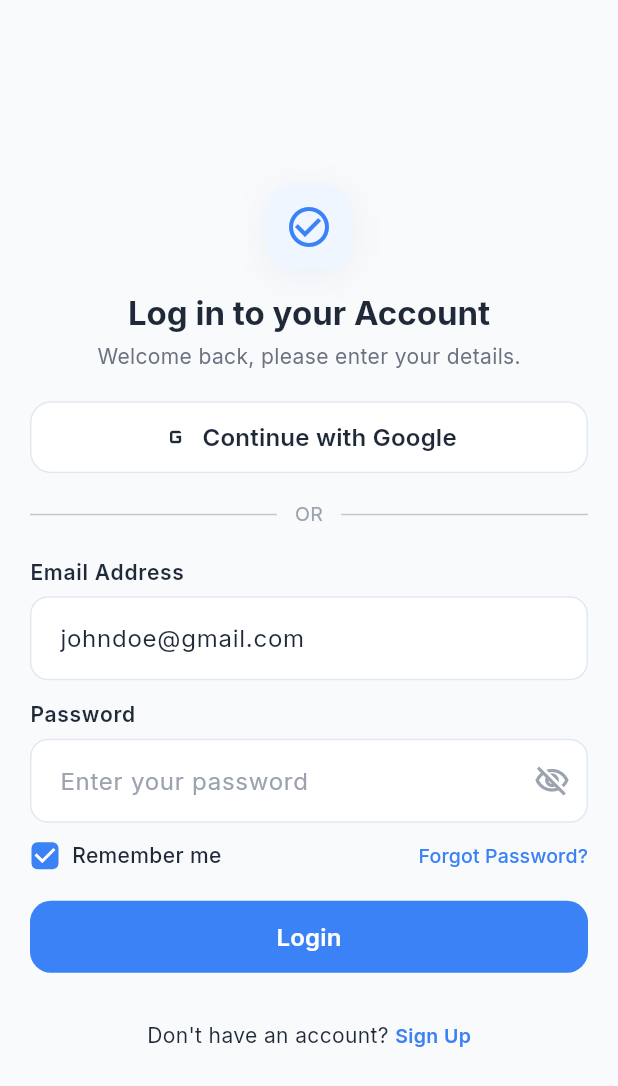
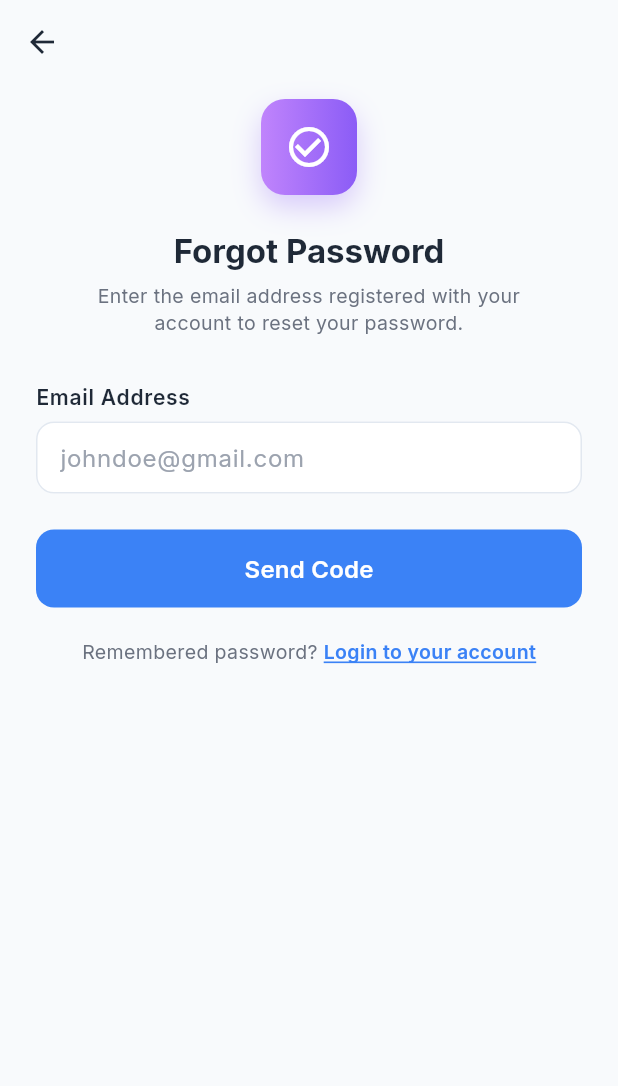
Before and after one commit to Musama987/quit_habit, a Flutter app: the screen it shows after launch, after a tap on "Forgot Password?", on a phone screen of 412 x 824 dp. Shown: the top 1086 px of the screen. Run offline on Flutter 3.47's test engine with Material 3 defaults, Android fonts, the phone set to English and light mode, and no system bars; our stand-ins replace google_fonts; network calls fail.

Commit message:
Add navigation to Forgot Password screen and implement ForgetPasswordScreen

```diff
--- /dev/null
+++ b/lib/screens/auth/login/forgetpassword.dart
@@ -0,0 +1,191 @@
+import 'package:flutter/material.dart';
+import 'package:google_fonts/google_fonts.dart';
+import 'package:quit_habit/utils/app_colors.dart';
+
+class ForgetPasswordScreen extends StatefulWidget {
+  const ForgetPasswordScreen({super.key});
+
+  @override
+  State<ForgetPasswordScreen> createState() => _ForgetPasswordScreenState();
+}
+
+class _ForgetPasswordScreenState extends State<ForgetPasswordScreen> {
+  final TextEditingController _emailController = TextEditingController();
+
+  @override
+  void dispose() {
+    _emailController.dispose();
+    super.dispose();
+  }
+
+  @override
+  Widget build(BuildContext context) {
+    return Scaffold(
+      backgroundColor: AppColors.backgroundLight,
+      appBar: AppBar(
+        backgroundColor: Colors.transparent, // Ensure AppBar blends in
+        elevation: 0,
+        leading: IconButton(
+          icon: const Icon(Icons.arrow_back, color: AppColors.textPrimary),
+          onPressed: () => Navigator.pop(context),
+        ),
+      ),
+      body: GestureDetector(
+        behavior: HitTestBehavior.opaque,
+        onTap: () => FocusScope.of(context).unfocus(),
+        child: SizedBox.expand(
+          child: SingleChildScrollView(
+            padding: const EdgeInsets.symmetric(horizontal: 24.0),
+            child: Column(
+              crossAxisAlignment: CrossAxisAlignment.center,
+              children: [
+                // Reduced top spacing
+                const SizedBox(height: 10),
+
+                // --- 1. Gradient Icon (Size Reduced) ---
+                Container(
+                  width: 64, // Reduced from 80
+                  height: 64, // Reduced from 80
+                  decoration: BoxDecoration(
+                    gradient: AppColors.purpleGradient,
+                    borderRadius: BorderRadius.circular(16), // Adjusted radius
+                    boxShadow: [
+                      BoxShadow(
+                        color: AppColors.purple.withOpacity(0.3),
+                        blurRadius: 16,
+                        offset: const Offset(0, 8),
+                      )
+                    ],
+                  ),
+                  child: const Center(
+                    child: Icon(
+                      Icons.check_circle_outline,
+                      color: Colors.white,
+                      size: 32, // Reduced from 40
+                    ),
+                  ),
+                ),
+
+                const SizedBox(height: 24), // Reduced from 32
+
+                // --- 2. Title ---
+                Text(
+                  'Forgot Password',
+                  style: Theme.of(context).textTheme.displayMedium?.copyWith(
+                        color: AppColors.textPrimary,
+                        fontSize: 22, // Slightly reduced from 24
+                        fontWeight: FontWeight.bold,
+                      ),
+                ),
+
+                const SizedBox(height: 8), // Reduced from 12
+
+                // --- 3. Subtitle ---
+                Padding(
+                  padding: const EdgeInsets.symmetric(horizontal: 16.0),
+                  child: Text(
+                    "Enter the email address registered with your account to reset your password.",
+                    textAlign: TextAlign.center,
+                    style: Theme.of(context).textTheme.bodyMedium?.copyWith(
+                          color: AppColors.textSecondary,
+                          height: 1.4, // Tighter line height
+                          fontSize: 13,
+                        ),
+                  ),
+                ),
+
+                const SizedBox(height: 30), // Reduced from 40
+
+                // --- 4. Email Input ---
+                Align(
+                  alignment: Alignment.centerLeft,
+                  child: Text(
+                    'Email Address',
+                    style: Theme.of(context).textTheme.bodyLarge?.copyWith(
+                          color: AppColors.textPrimary,
+                          fontWeight: FontWeight.w600,
+                          fontSize: 14,
+                        ),
+                  ),
+                ),
+                const SizedBox(height: 6), // Reduced from 8
+                TextFormField(
+                  controller: _emailController,
+                  keyboardType: TextInputType.emailAddress,
+                  style: Theme.of(context).textTheme.bodyLarge?.copyWith(
+                        color: AppColors.textPrimary,
+                      ),
+                  // Added isDense and contentPadding for vertical compactness
+                  decoration: const InputDecoration(
+                    hintText: 'johndoe@gmail.com',
+                    isDense: true,
+                    contentPadding: EdgeInsets.symmetric(vertical: 12, horizontal: 12),
+                  ),
+                ),
+
+                const SizedBox(height: 24), // Reduced from 30
+
+                // --- 5. Send Code Button ---
+                SizedBox(
+                  width: double.infinity,
+                  child: ElevatedButton(
+                    onPressed: () {
+                      // TODO: Implement Password Reset Logic
+                    },
+                    style: ElevatedButton.styleFrom(
+                      backgroundColor: AppColors.primary,
+                      foregroundColor: AppColors.white,
+                      // Reduced vertical padding
+                      padding: const EdgeInsets.symmetric(vertical: 14),
+                      shape: RoundedRectangleBorder(
+                        borderRadius: BorderRadius.circular(12),
+                      ),
+                      elevation: 0,
+                      textStyle: Theme.of(context).textTheme.titleMedium?.copyWith(
+                            fontWeight: FontWeight.w600,
+                            fontSize: 16,
+                          ),
+                    ),
+                    child: const Text('Send Code'),
+                  ),
+                ),
+
+                const SizedBox(height: 20), // Reduced from 30
+
+                // --- 6. Footer Link ---
+                Wrap(
+                  alignment: WrapAlignment.center,
+                  crossAxisAlignment: WrapCrossAlignment.center,
+                  children: [
+                    Text(
+                      'Remembered password? ',
+                      style: Theme.of(context).textTheme.bodyMedium?.copyWith(
+                            color: AppColors.textSecondary,
+                            fontSize: 13,
+                          ),
+                    ),
+                    InkWell(
+                      onTap: () => Navigator.pop(context),
+                      child: Text(
+                        'Login to your account',
+                        style: GoogleFonts.inter(
+                          color: AppColors.primary,
+                          fontWeight: FontWeight.w600,
+                          fontSize: 13,
+                          decoration: TextDecoration.underline,
+                          decorationColor: AppColors.primary,
+                        ),
+                      ),
+                    ),
+                  ],
+                ),
+
+                const SizedBox(height: 10),
+              ],
+            ),
+          ),
+        ),
+      ),
+    );
+  }
+}
--- a/lib/screens/auth/login/login.dart
+++ b/lib/screens/auth/login/login.dart
@@ -1,6 +1,7 @@
 import 'package:flutter/material.dart';
 import 'package:google_fonts/google_fonts.dart';
 import 'package:quit_habit/screens/auth/register/register.dart';
+import 'package:quit_habit/screens/auth/login/forgetpassword.dart';
 import 'package:quit_habit/utils/app_colors.dart';
 
 
@@ -221,7 +222,10 @@ class _LoginScreenState extends State<LoginScreen> {
 
                     TextButton(
                       onPressed: () {
-                        // TODO: Navigate to Forgot Password screen
+                        Navigator.push(
+                          context,
+                          MaterialPageRoute(builder: (_) => const ForgetPasswordScreen()),
+                        );
                       },
                       style: TextButton.styleFrom(
                         padding: EdgeInsets.zero,
```
